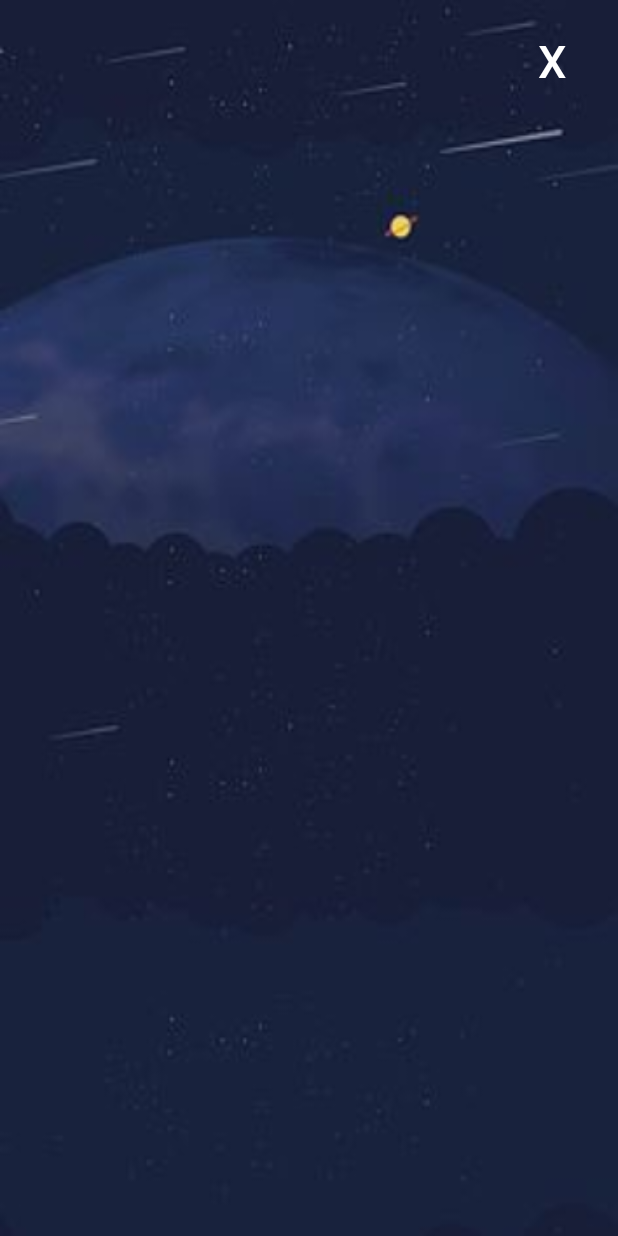
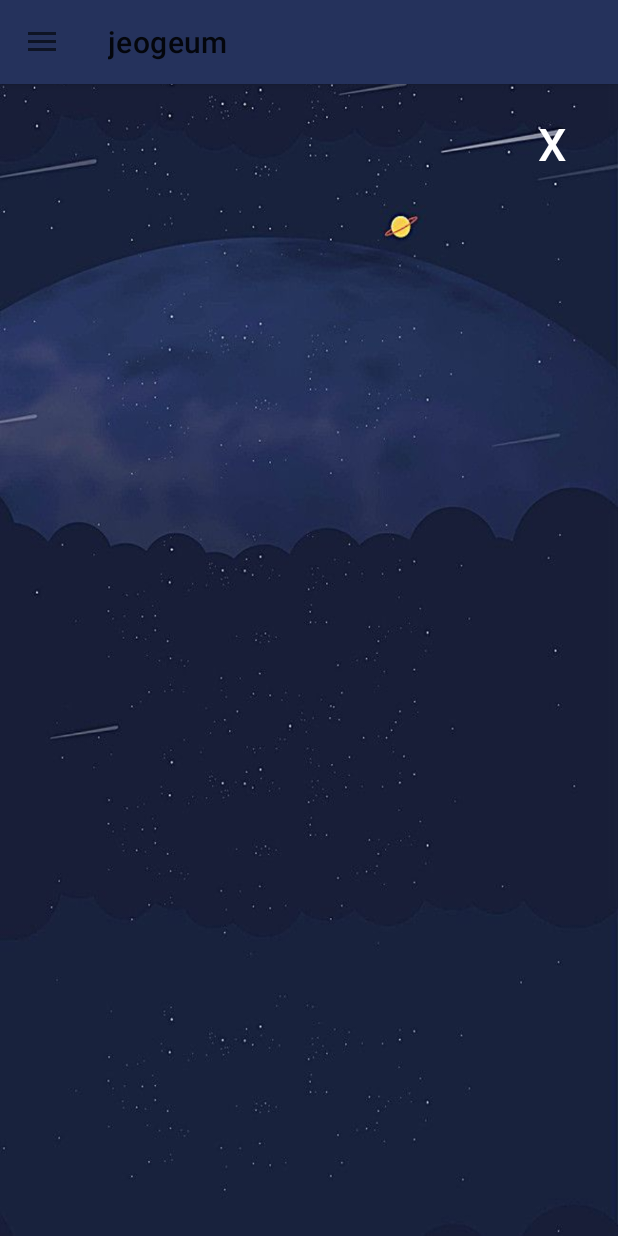
Before and after one commit to Huiri/App_Jeogeum, an Android app: the MyWritingActivity screen opened directly, with no data from a screen before it, on a phone screen of 412 x 824 dp. Run offline under Robolectric (Android 15) with nearby library versions, the phone set to English and light mode, and no system bars; our stand-ins replace Firebase (no records; nobody signed in at launch, a user with empty details on screens opened directly); 1 statement that could not run was skipped.

Commit message:
나의글 툴바 적용

```diff
--- a/app/src/main/java/com/example/jeogeum/MyWritingActivity.java
+++ b/app/src/main/java/com/example/jeogeum/MyWritingActivity.java
@@ -1,24 +1,32 @@
 package com.example.jeogeum;
 
+import android.content.Intent;
 import android.os.Bundle;
 import android.util.Log;
+import android.view.MenuItem;
 import android.view.View;
 import android.widget.Button;
+import android.widget.Toast;
 
 import androidx.annotation.NonNull;
+import androidx.appcompat.app.ActionBarDrawerToggle;
 import androidx.appcompat.app.AppCompatActivity;
+import androidx.appcompat.widget.Toolbar;
+import androidx.core.view.GravityCompat;
+import androidx.drawerlayout.widget.DrawerLayout;
 import androidx.recyclerview.widget.LinearLayoutManager;
 import androidx.recyclerview.widget.RecyclerView;
 
 import com.google.android.gms.tasks.OnCompleteListener;
 import com.google.android.gms.tasks.Task;
+import com.google.android.material.navigation.NavigationView;
 import com.google.firebase.firestore.FirebaseFirestore;
 import com.google.firebase.firestore.QueryDocumentSnapshot;
 import com.google.firebase.firestore.QuerySnapshot;
 
 import java.util.ArrayList;
 
-public class MyWritingActivity extends AppCompatActivity {
+public class MyWritingActivity extends AppCompatActivity implements NavigationView.OnNavigationItemSelectedListener{
     private RecyclerView recyclerView;
     private RecyclerView.LayoutManager layoutManager;
 
@@ -28,6 +36,8 @@ public class MyWritingActivity extends AppCompatActivity {
     protected void onCreate(Bundle savedInstanceState) {
         super.onCreate(savedInstanceState);
         setContentView(R.layout.activity_my_writing);
+
+
 
         Button close_btn = (Button) findViewById(R.id.close_btn);
         close_btn.setOnClickListener(new View.OnClickListener() {
@@ -89,6 +99,66 @@ public class MyWritingActivity extends AppCompatActivity {
                         }
                     }
                 });
+        navbar();
+    }
+    public void navbar(){
+        Toolbar toolbar = findViewById(R.id.writing_toolbar);
+        setSupportActionBar(toolbar);
 
+        DrawerLayout drawerLayout = findViewById(R.id.drawer_layout);
+        NavigationView navigationView = findViewById(R.id.nav_view);
+
+        ActionBarDrawerToggle actionBarDrawerToggle = new ActionBarDrawerToggle(
+                this,
+                drawerLayout,
+                toolbar,
+                R.string.openNavDrawer,
+                R.string.closeNavDrawer
+        );
+
+        drawerLayout.addDrawerListener(actionBarDrawerToggle);
+        actionBarDrawerToggle.syncState();
+        navigationView.setNavigationItemSelectedListener(this);
     }
+    @Override
+    public boolean onNavigationItemSelected(@NonNull MenuItem item) {
+
+        int id = item.getItemId();
+        if (id == R.id.write) {
+            Intent intent = new Intent(MyWritingActivity.this, Main_WriteContent.class);
+            String email = getIntent().getStringExtra("email");
+            intent.putExtra("email", email);
+            startActivity(intent);
+        } else if (id == R.id.my) {
+            Toast.makeText(this, "현재 페이지입니다.", Toast.LENGTH_LONG).show();
+        } else if (id == R.id.your) {
+            Intent intent = new Intent(MyWritingActivity.this, YourWritingActivity.class);
+            startActivity(intent);
+        } else if (id == R.id.words) {
+            Toast.makeText(this, "네번째 메뉴 선택됨.", Toast.LENGTH_LONG).show();
+            //Intent intent = new Intent(Main_WriteContent.this, ShowWordList.class);
+            //startActivity(intent);
+        } else if (id == R.id.alarm) {
+            Toast.makeText(this, "알림 off 선택됨.", Toast.LENGTH_SHORT).show();
+        } else if (id == R.id.setting) {
+            Toast.makeText(this, "설정으로 이동.", Toast.LENGTH_SHORT).show();
+            //Intent intent = new Intent(Main_WriteContent.this, ShowWordList.class);
+            //startActivity(intent);
+        }
+
+        DrawerLayout drawer = findViewById(R.id.drawer_layout);
+        drawer.closeDrawer(GravityCompat.START);
+        return true;
+    }
+    //뒤로가기 버튼 누르면 네비게이션 드로어 닫음
+    @Override
+    public void onBackPressed() {
+        DrawerLayout drawer = findViewById(R.id.drawer_layout);
+        if (drawer.isDrawerOpen(GravityCompat.START)) {
+            drawer.closeDrawer(GravityCompat.START);
+        } else {
+            super.onBackPressed();
+        }
+    }
+
 }
--- a/app/src/main/res/layout/activity_my_writing.xml
+++ b/app/src/main/res/layout/activity_my_writing.xml
@@ -1,16 +1,23 @@
 <?xml version="1.0" encoding="utf-8"?>
-<androidx.constraintlayout.widget.ConstraintLayout xmlns:android="http://schemas.android.com/apk/res/android"
+<androidx.drawerlayout.widget.DrawerLayout xmlns:android="http://schemas.android.com/apk/res/android"
     xmlns:app="http://schemas.android.com/apk/res-auto"
     xmlns:tools="http://schemas.android.com/tools"
     android:layout_width="match_parent"
     android:layout_height="match_parent"
     tools:context=".MyWritingActivity"
-    android:background="@drawable/background_img">
+    android:background="@drawable/night"
+    android:id="@+id/drawer_layout">
 
+    <ScrollView
+        android:layout_width="match_parent"
+        android:layout_height="match_parent">
+        <androidx.constraintlayout.widget.ConstraintLayout
+            android:layout_width="match_parent"
+            android:layout_height="match_parent">
             <androidx.recyclerview.widget.RecyclerView
                 android:id="@+id/recycler_view"
-        android:layout_width="0dp"
-        android:layout_height="0dp"
+                android:layout_width="match_parent"
+                android:layout_height="match_parent"
                 app:layout_constraintTop_toBottomOf="@+id/close_btn"
                 app:layout_constraintBottom_toBottomOf="parent"
                 app:layout_constraintLeft_toLeftOf="parent"
@@ -22,13 +29,35 @@
                 android:layout_height="wrap_content"
                 app:layout_constraintTop_toTopOf="parent"
                 app:layout_constraintEnd_toEndOf="parent"
-        app:layout_constraintLeft_toLeftOf="parent"
-        app:layout_constraintRight_toRightOf="parent"
-        android:layout_marginTop="10dp"
+                android:layout_marginTop="65dp"
                 android:text="X"
                 android:textSize="30sp"
                 android:id="@+id/close_btn"
                 android:background="#00FFFFFF"/>
+        </androidx.constraintlayout.widget.ConstraintLayout>
+    </ScrollView>
+    <androidx.coordinatorlayout.widget.CoordinatorLayout
+        android:layout_width="match_parent"
+        android:layout_height="match_parent">
+        <com.google.android.material.appbar.AppBarLayout
+            android:layout_width="match_parent"
+            android:layout_height="wrap_content">
 
-
-</androidx.constraintlayout.widget.ConstraintLayout>
+            <androidx.appcompat.widget.Toolbar
+                android:id="@+id/writing_toolbar"
+                android:layout_width="match_parent"
+                android:layout_height="?attr/actionBarSize"
+                android:background="#25325C" />
+        </com.google.android.material.appbar.AppBarLayout>
+    </androidx.coordinatorlayout.widget.CoordinatorLayout>
+    <com.google.android.material.navigation.NavigationView
+        android:id="@+id/nav_view"
+        android:layout_width="wrap_content"
+        android:layout_height="match_parent"
+        android:layout_gravity="start"
+        android:background="#25325C"
+        app:headerLayout="@layout/nav_header_layout"
+        app:menu="@menu/nav_menu"
+        app:itemTextAppearance="@style/text_theme"
+        app:itemTextColor="@color/white"/>
+</androidx.drawerlayout.widget.DrawerLayout>
```
Lines whose indentation alone changed are shown as unchanged.
